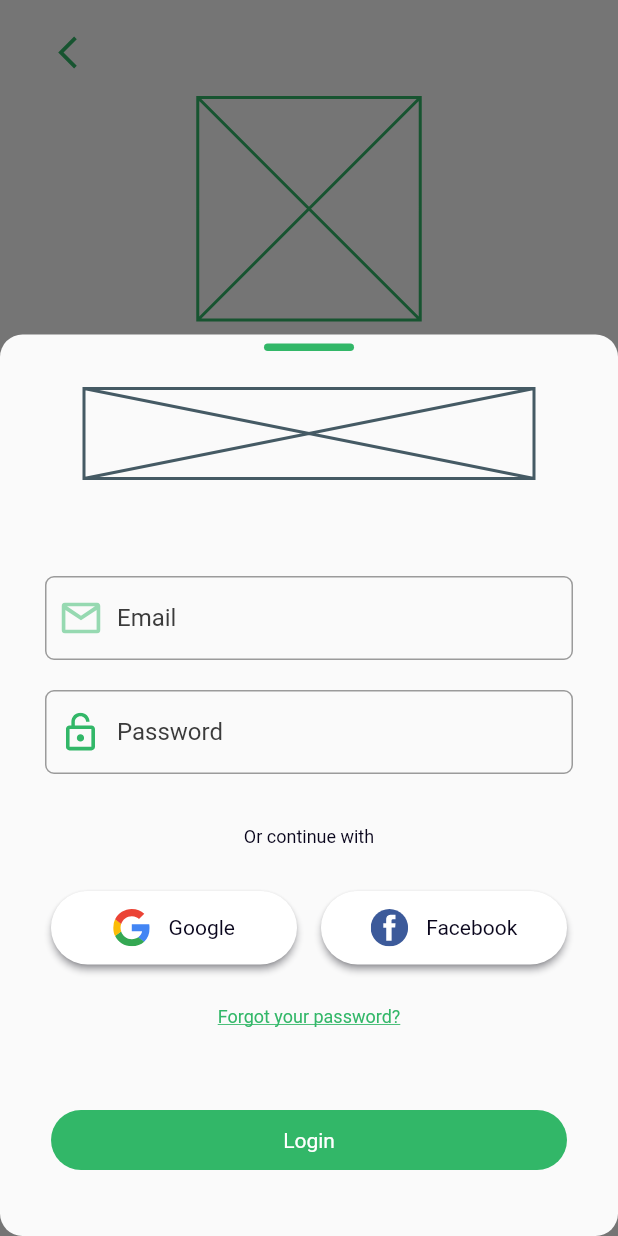
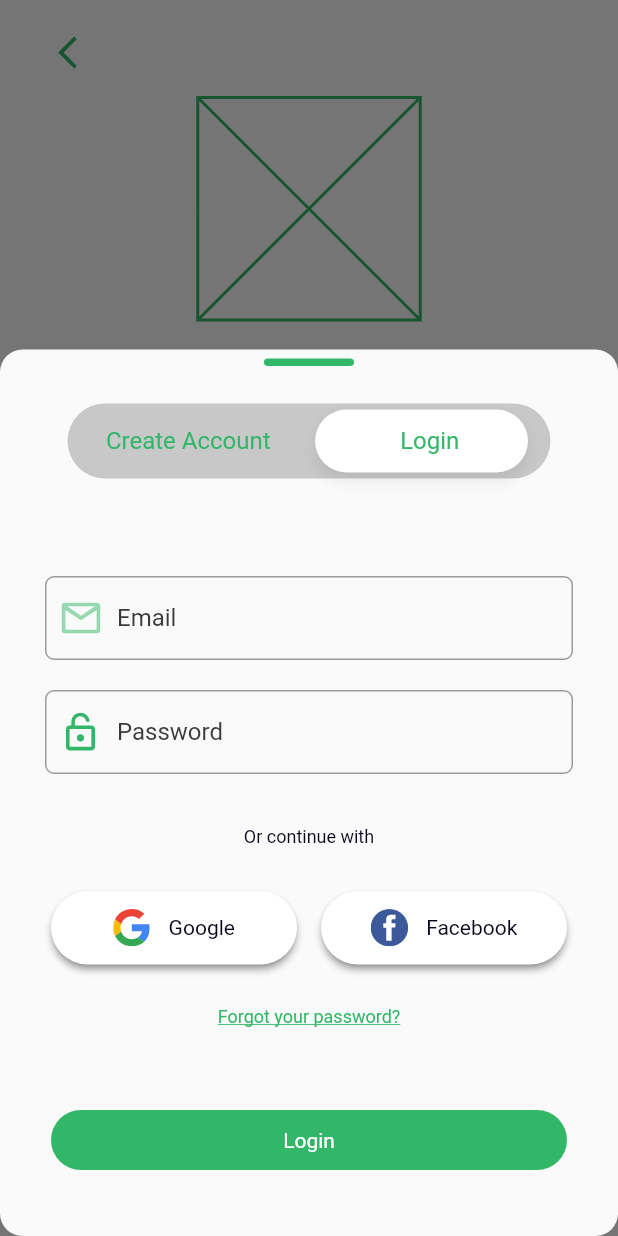
Before and after one commit to MuhammadKuifatieh/Trippo, a Flutter app: the screen it shows after launch, after a tap on "Login", on a phone screen of 412 x 824 dp. Run offline on Flutter 3.47's test engine with Material 2 defaults, Android fonts, the phone set to English and light mode, and no system bars; our stand-ins replace bloc, cached_network_image, dartz, equatable, flutter_bloc, flutter_blurhash and 4 more; missing offline and left inert: flutter_sequence_animation; generated files the repository leaves out were written again.

Commit message:
add page switcher

```diff
--- a/lib/features/authentication/presentation/screens/authentication_screen.dart
+++ b/lib/features/authentication/presentation/screens/authentication_screen.dart
@@ -86,7 +86,7 @@ class AuthenticationScreen extends StatelessWidget {
                 RoundedExpandedButton(
                   color: Theme.of(context).primaryColor,
                   onTap: () {
-                    showAuthBottomSheet(context: context);
+                    showAuthBottomSheet(context: context, initialPageIndex: 1);
                   },
                   child: Text(
                     'Login',
@@ -98,6 +98,9 @@ class AuthenticationScreen extends StatelessWidget {
                 ),
                 SizedBox(height: screenHeight * 0.02),
                 RoundedExpandedButton(
+                  onTap: () {
+                    showAuthBottomSheet(context: context, initialPageIndex: 0);
+                  },
                   color: const Color(0xffE0F4E8),
                   child: Text(
                     'Create Account',
@@ -117,6 +120,7 @@ class AuthenticationScreen extends StatelessWidget {
 
   Future<dynamic> showAuthBottomSheet({
     required BuildContext context,
+    required int initialPageIndex,
   }) {
     return showModalBottomSheet(
       context: context,
@@ -125,7 +129,7 @@ class AuthenticationScreen extends StatelessWidget {
       ),
       isScrollControlled: true,
       builder: (context) {
-        return const AuthSheetContent();
+        return AuthSheetContent(initialPageIndex: initialPageIndex);
       },
     );
   }
--- /dev/null
+++ b/lib/features/authentication/presentation/utils/bubble_indicator_painter.dart
@@ -0,0 +1,52 @@
+import 'dart:math';
+
+import 'package:flutter/material.dart';
+
+class BubbleIndicatorPainter extends CustomPainter {
+  BubbleIndicatorPainter(
+      {this.dxTarget = 125.0,
+      this.dxEntry = 25.0,
+      this.radius = 21.0,
+      this.dy = 25.0,
+      required this.pageController})
+      : super(repaint: pageController) {
+    painter = Paint()
+      ..color = Colors.white
+      ..style = PaintingStyle.fill;
+  }
+
+  late Paint painter;
+  final double dxTarget;
+  final double dxEntry;
+  final double radius;
+  final double dy;
+
+  final PageController pageController;
+
+  @override
+  void paint(Canvas canvas, Size size) {
+    final ScrollPosition pos = pageController.position;
+    final double fullExtent =
+        pos.maxScrollExtent - pos.minScrollExtent + pos.viewportDimension;
+
+    final double pageOffset = pos.extentBefore / fullExtent;
+
+    final bool left2right = dxEntry < dxTarget;
+    final Offset entry = Offset(left2right ? dxEntry : dxTarget, dy);
+    final Offset target = Offset(left2right ? dxTarget : dxEntry, dy);
+
+    final Path path = Path();
+    path.addArc(
+        Rect.fromCircle(center: entry, radius: radius), 0.5 * pi, 1 * pi);
+    path.addRect(Rect.fromLTRB(entry.dx, dy - radius, target.dx, dy + radius));
+    path.addArc(
+        Rect.fromCircle(center: target, radius: radius), 1.5 * pi, 1 * pi);
+
+    canvas.translate(size.width * pageOffset, 0.0);
+    canvas.drawShadow(path, const Color.fromRGBO(0, 0, 0, 0.3), 3.0, true);
+    canvas.drawPath(path, painter);
+  }
+
+  @override
+  bool shouldRepaint(BubbleIndicatorPainter oldDelegate) => true;
+}
--- a/lib/features/authentication/presentation/widgets/auth_sheet_content.dart
+++ b/lib/features/authentication/presentation/widgets/auth_sheet_content.dart
@@ -1,4 +1,5 @@
 import 'package:flutter/material.dart';
+import 'package:trippo/features/authentication/presentation/widgets/page_switcher.dart';
 import 'package:trippo/features/authentication/presentation/widgets/signup_page.dart';
 
 import 'login_page.dart';
@@ -6,8 +7,10 @@ import 'login_page.dart';
 class AuthSheetContent extends StatefulWidget {
   const AuthSheetContent({
     Key? key,
+    required this.initialPageIndex,
   }) : super(key: key);
 
+  final int initialPageIndex;
   @override
   State<AuthSheetContent> createState() => _AuthSheetContentState();
 }
@@ -21,7 +24,7 @@ class _AuthSheetContentState extends State<AuthSheetContent> {
   @override
   void initState() {
     super.initState();
-    _pageController = PageController();
+    _pageController = PageController(initialPage: widget.initialPageIndex);
     emailController = TextEditingController();
     passwordController = TextEditingController();
     nameController = TextEditingController();
@@ -43,24 +46,20 @@ class _AuthSheetContentState extends State<AuthSheetContent> {
             height: 5,
           ),
           const SizedBox(height: 25),
-          const SizedBox(
-            width: 300,
-            height: 60,
-            child: Placeholder(),
-          ),
+          PageSwitcher(pageController: _pageController),
           const SizedBox(height: 65),
           SizedBox(
             height: 400,
             child: PageView(
               controller: _pageController,
               children: [
-                LoginPage(
-                  emailController: emailController,
-                  passwordController: passwordController,
-                ),
                 SignupPage(
                   emailController: emailController,
                   nameController: nameController,
+                  passwordController: passwordController,
+                ),
+                LoginPage(
+                  emailController: emailController,
                   passwordController: passwordController,
                 ),
               ],
--- /dev/null
+++ b/lib/features/authentication/presentation/widgets/page_switcher.dart
@@ -0,0 +1,70 @@
+import 'package:flutter/material.dart';
+import 'package:trippo/core/config/app_text_styles.dart';
+import 'package:trippo/features/authentication/presentation/utils/bubble_indicator_painter.dart';
+
+class PageSwitcher extends StatelessWidget {
+  const PageSwitcher({
+    Key? key,
+    required this.pageController,
+  }) : super(key: key);
+
+  final PageController pageController;
+  @override
+  Widget build(BuildContext context) {
+    final screenWidth = MediaQuery.of(context).size.width;
+    return Container(
+      width: screenWidth - 90,
+      height: 50.0,
+      decoration: const BoxDecoration(
+        color: Color.fromRGBO(0, 0, 0, 0.2),
+        borderRadius: BorderRadius.all(Radius.circular(25.0)),
+      ),
+      child: CustomPaint(
+        painter: BubbleIndicatorPainter(pageController: pageController),
+        child: Row(
+          mainAxisAlignment: MainAxisAlignment.spaceEvenly,
+          children: <Widget>[
+            Expanded(
+              child: TextButton(
+                style: ButtonStyle(
+                  overlayColor: MaterialStateProperty.all(Colors.transparent),
+                ),
+                onPressed: () {
+                  pageController.animateToPage(0,
+                      duration: const Duration(milliseconds: 500),
+                      curve: Curves.decelerate);
+                },
+                child: Text(
+                  'Create Account',
+                  style: AppTextStyles.styleWeight400(
+                    fontSize: 16,
+                    color: Theme.of(context).primaryColor,
+                  ),
+                ),
+              ),
+            ),
+            Expanded(
+              child: TextButton(
+                style: ButtonStyle(
+                  overlayColor: MaterialStateProperty.all(Colors.transparent),
+                ),
+                onPressed: () {
+                  pageController.animateToPage(1,
+                      duration: const Duration(milliseconds: 500),
+                      curve: Curves.decelerate);
+                },
+                child: Text(
+                  'Login',
+                  style: AppTextStyles.styleWeight400(
+                    fontSize: 16,
+                    color: Theme.of(context).primaryColor,
+                  ),
+                ),
+              ),
+            ),
+          ],
+        ),
+      ),
+    );
+  }
+}
```
